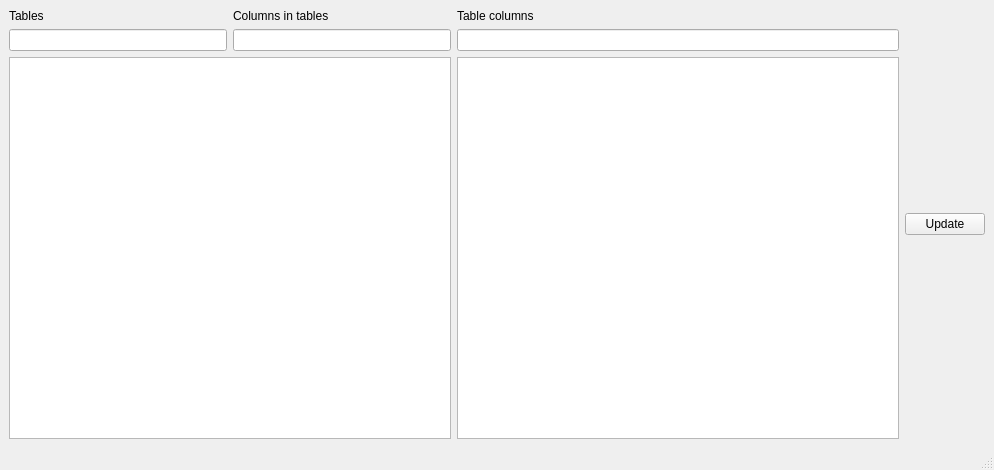
Before: the Qt Designer form DBLoader CMake/structuredescriptor.ui in gfifgfifofich/DB_loader, drawn with Qt 5.
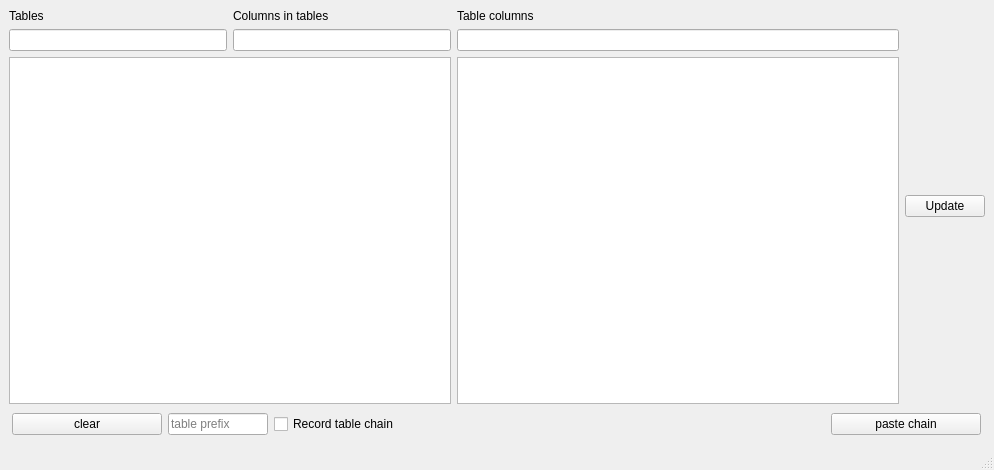
After: the same form once the commit is applied.

The edit to the form file:
```diff
--- a/DBLoader CMake/structuredescriptor.ui
+++ b/DBLoader CMake/structuredescriptor.ui
@@ -14,6 +14,8 @@
    <string>Database descriptor</string>
   </property>
   <widget class="QWidget" name="centralwidget">
+   <layout class="QVBoxLayout" name="verticalLayout_4">
+    <item>
    <layout class="QHBoxLayout" name="horizontalLayout">
     <item>
      <layout class="QVBoxLayout" name="verticalLayout_2">
@@ -97,6 +99,83 @@
        <widget class="QPushButton" name="pushButton">
         <property name="text">
          <string>Update</string>
+          </property>
+         </widget>
+        </item>
+       </layout>
+      </item>
+     </layout>
+    </item>
+    <item>
+     <layout class="QHBoxLayout" name="horizontalLayout_5">
+      <property name="leftMargin">
+       <number>3</number>
+      </property>
+      <property name="topMargin">
+       <number>3</number>
+      </property>
+      <property name="rightMargin">
+       <number>4</number>
+      </property>
+      <property name="bottomMargin">
+       <number>4</number>
+      </property>
+      <item>
+       <widget class="QPushButton" name="clearChainButton">
+        <property name="maximumSize">
+         <size>
+          <width>150</width>
+          <height>16777215</height>
+         </size>
+        </property>
+        <property name="text">
+         <string>clear</string>
+        </property>
+       </widget>
+      </item>
+      <item>
+       <widget class="QLineEdit" name="chainPrefixLineEdit">
+        <property name="maximumSize">
+         <size>
+          <width>100</width>
+          <height>16777215</height>
+         </size>
+        </property>
+        <property name="placeholderText">
+         <string>table prefix</string>
+        </property>
+       </widget>
+      </item>
+      <item>
+       <widget class="QCheckBox" name="recordChainCheckBox">
+        <property name="maximumSize">
+         <size>
+          <width>150</width>
+          <height>16777215</height>
+         </size>
+        </property>
+        <property name="text">
+         <string>Record table chain</string>
+        </property>
+       </widget>
+      </item>
+      <item>
+       <widget class="QLabel" name="chainLabel">
+        <property name="text">
+         <string/>
+        </property>
+       </widget>
+      </item>
+      <item>
+       <widget class="QPushButton" name="pasteChainButton">
+        <property name="maximumSize">
+         <size>
+          <width>150</width>
+          <height>16777215</height>
+         </size>
+        </property>
+        <property name="text">
+         <string>paste chain</string>
         </property>
        </widget>
       </item>
```
Lines whose indentation alone changed are shown as unchanged.
